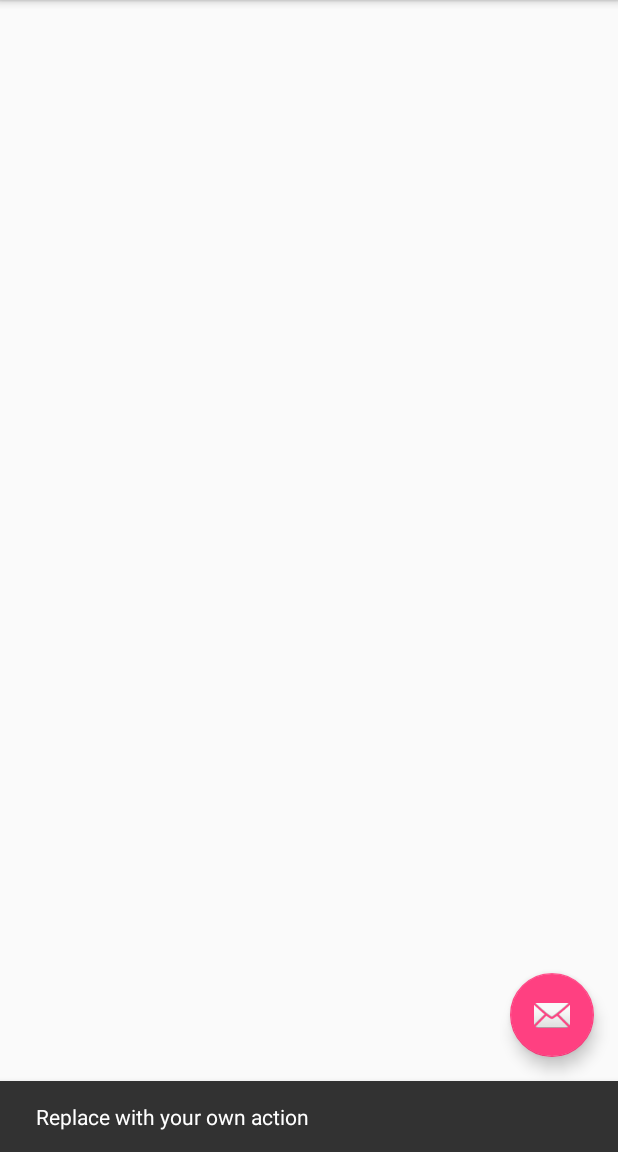
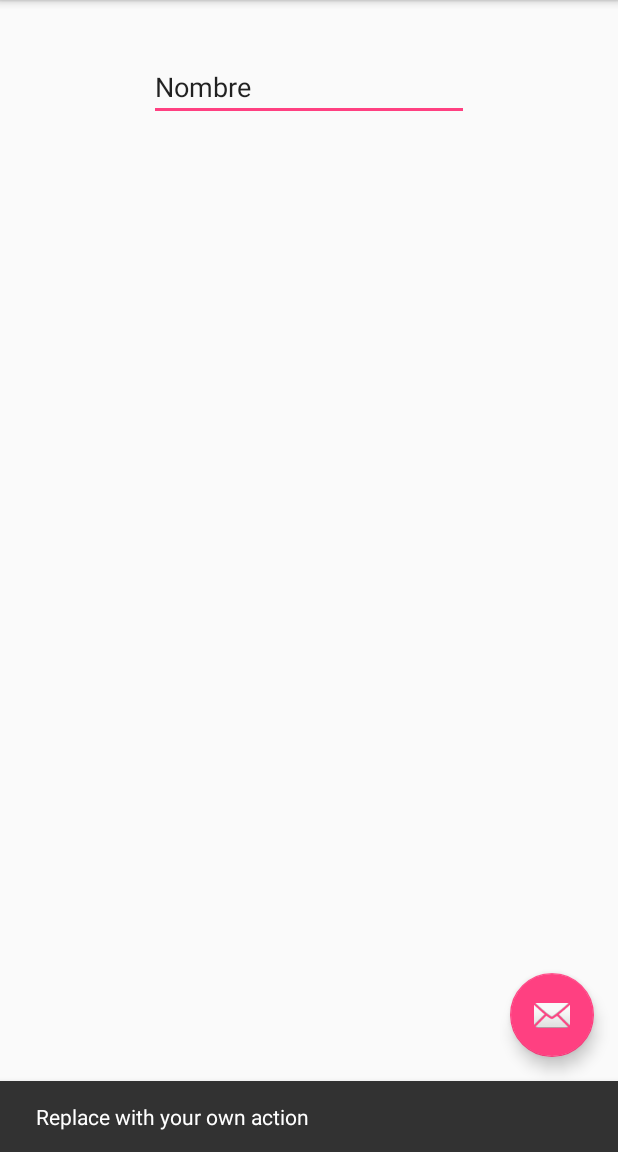
Before and after one commit to Colima-97/Recordatorios_App, an Android app: the recordatorio screen opened directly, with no data from a screen before it, after a tap on an icon or button, on a phone screen of 412 x 824 dp, the part 84-1236 px from its top. Run offline under Robolectric (Android 15) with nearby library versions, the phone set to English and light mode, and no system bars.

Commit message:
Agregado relative layout a actividad crear nuevo recordatorio?

```diff
--- a/app/src/main/res/layout/content_recordatorio.xml
+++ b/app/src/main/res/layout/content_recordatorio.xml
@@ -21,4 +21,20 @@
 
     </android.support.design.widget.AppBarLayout>
 
+    <RelativeLayout
+        android:layout_width="match_parent"
+        android:layout_height="match_parent">
+
+        <EditText
+            android:id="@+id/editText"
+            android:layout_width="wrap_content"
+            android:layout_height="wrap_content"
+            android:layout_alignParentTop="true"
+            android:layout_centerHorizontal="true"
+            android:layout_marginTop="91dp"
+            android:ems="10"
+            android:inputType="textPersonName"
+            android:text="Nombre" />
+    </RelativeLayout>
+
 </android.support.design.widget.CoordinatorLayout>
```
Also changed, not shown: app/src/main/res/layout/activity_buscar.xml (+9 -2 lines).
